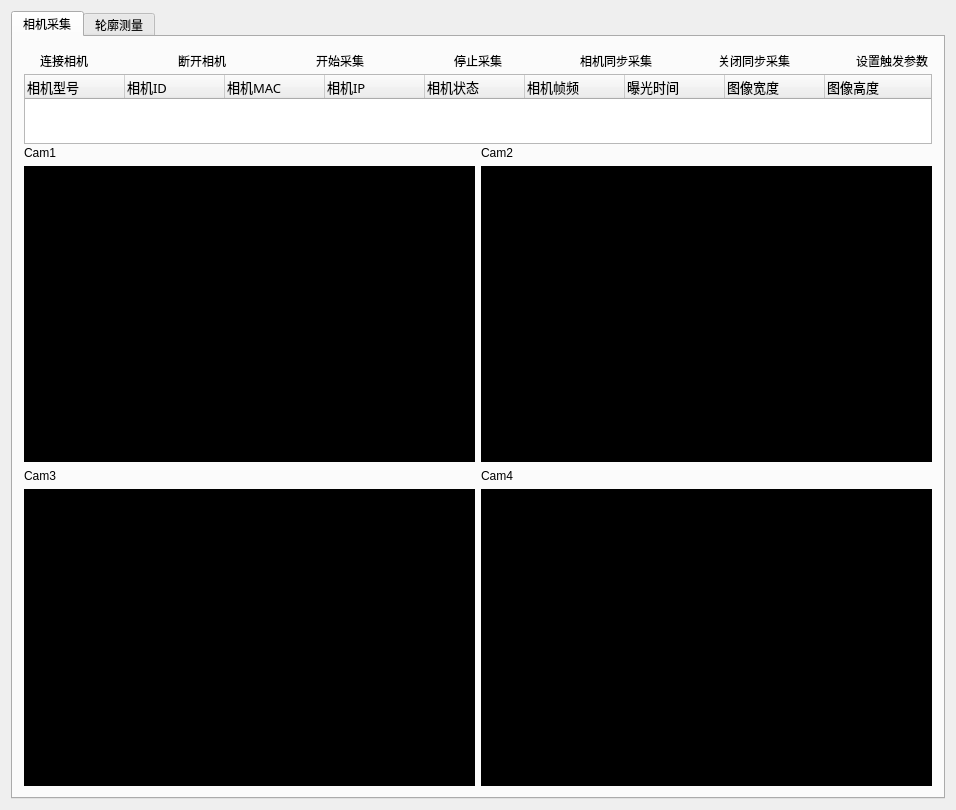
This is BilletMeasurement/BilletMeasurement.ui in kliu1111/BilletMeasurement as Qt 5 draws it before an edit. The edited form follows.
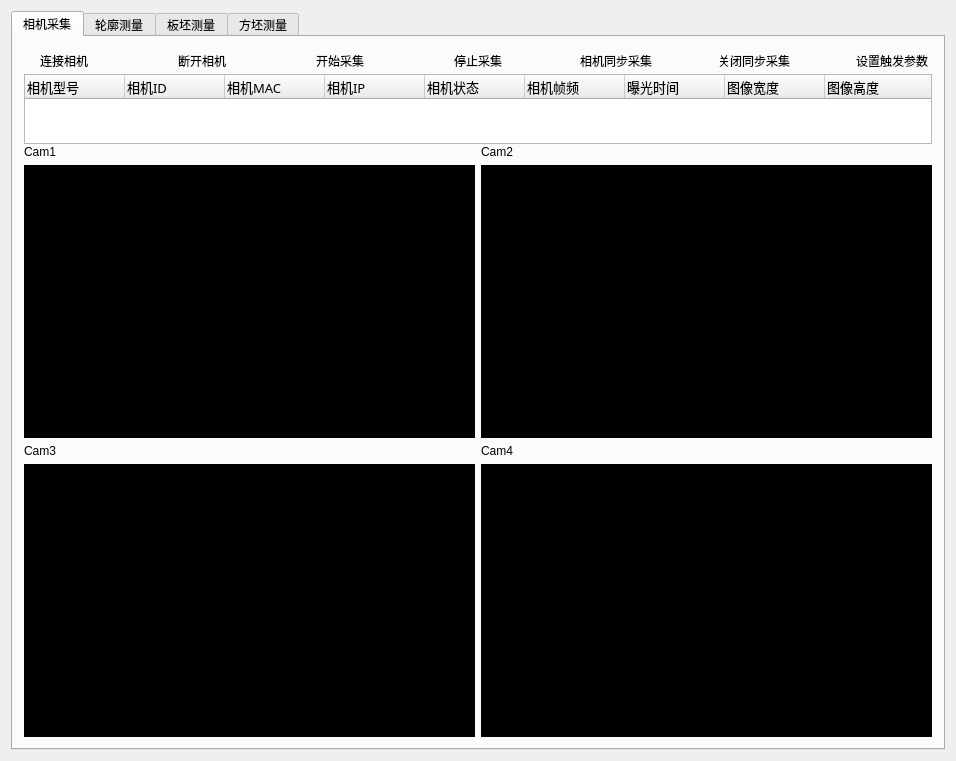
This is the edited form. Icons and pictures are not drawn.

What changed in the file:
```diff
--- a/BilletMeasurement/BilletMeasurement.ui
+++ b/BilletMeasurement/BilletMeasurement.ui
@@ -10,7 +10,7 @@
     <x>0</x>
     <y>0</y>
     <width>956</width>
-    <height>810</height>
+    <height>761</height>
    </rect>
   </property>
   <property name="sizePolicy">
@@ -691,6 +691,16 @@
         </item>
        </layout>
       </widget>
+      <widget class="QWidget" name="tab">
+       <attribute name="title">
+        <string>板坯测量</string>
+       </attribute>
+      </widget>
+      <widget class="QWidget" name="tab_2">
+       <attribute name="title">
+        <string>方坯测量</string>
+       </attribute>
+      </widget>
      </widget>
     </item>
    </layout>
```
